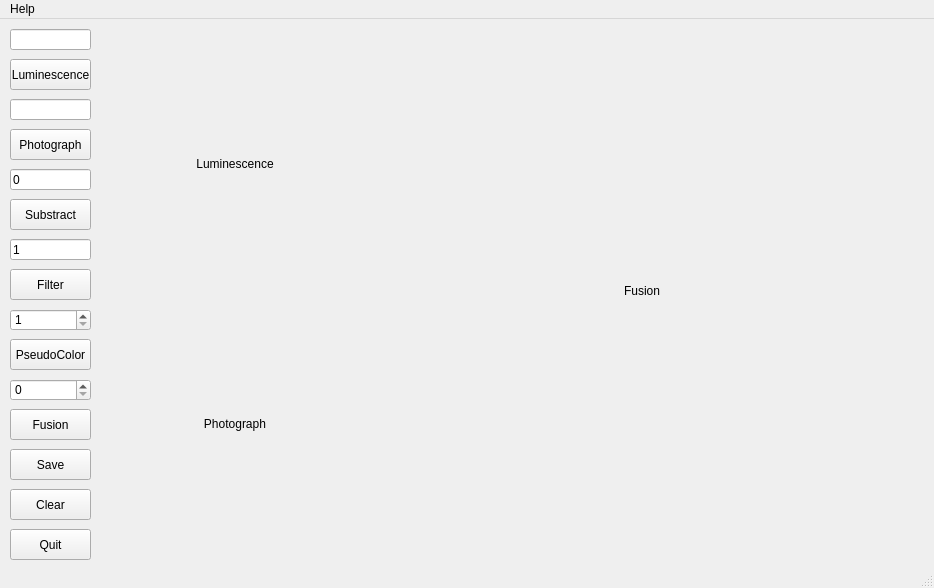
Before: the Qt Designer form ImagePseudoColor/imagepseudocolor.ui in caoxin918/ImagePseudoColor, drawn with Qt 5.
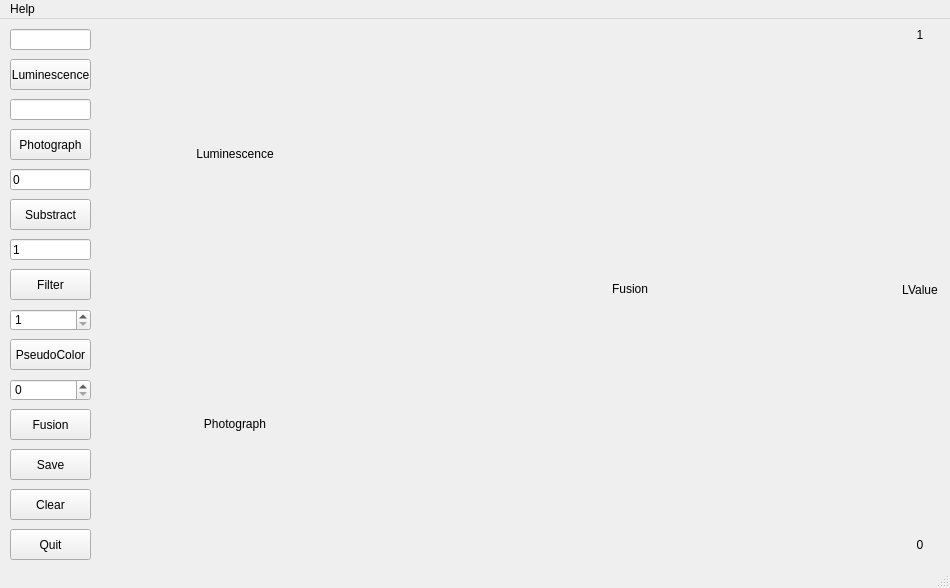
After: the same form once the commit is applied.

The edit to the form file:
```diff
--- a/ImagePseudoColor/imagepseudocolor.ui
+++ b/ImagePseudoColor/imagepseudocolor.ui
@@ -6,7 +6,7 @@
    <rect>
     <x>0</x>
     <y>0</y>
-    <width>934</width>
+    <width>950</width>
     <height>588</height>
    </rect>
   </property>
@@ -18,7 +18,7 @@
   </property>
   <property name="maximumSize">
    <size>
-    <width>934</width>
+    <width>950</width>
     <height>588</height>
    </size>
   </property>
@@ -237,7 +237,7 @@
     <property name="geometry">
      <rect>
       <x>110</x>
-      <y>20</y>
+      <y>10</y>
       <width>250</width>
       <height>250</height>
      </rect>
@@ -252,10 +252,10 @@
    <widget class="QLabel" name="fusionImageLabel">
     <property name="geometry">
      <rect>
-      <x>380</x>
+      <x>370</x>
       <y>10</y>
-      <width>524</width>
-      <height>524</height>
+      <width>520</width>
+      <height>520</height>
      </rect>
     </property>
     <property name="layoutDirection">
@@ -281,13 +281,61 @@
      <string>PseudoColor</string>
     </property>
    </widget>
+   <widget class="QLabel" name="clorbarHighLabel">
+    <property name="geometry">
+     <rect>
+      <x>900</x>
+      <y>10</y>
+      <width>40</width>
+      <height>12</height>
+     </rect>
+    </property>
+    <property name="text">
+     <string>1</string>
+    </property>
+    <property name="alignment">
+     <set>Qt::AlignCenter</set>
+    </property>
+   </widget>
+   <widget class="QLabel" name="colorbarLowLabel">
+    <property name="geometry">
+     <rect>
+      <x>900</x>
+      <y>520</y>
+      <width>40</width>
+      <height>12</height>
+     </rect>
+    </property>
+    <property name="text">
+     <string>0</string>
+    </property>
+    <property name="alignment">
+     <set>Qt::AlignCenter</set>
+    </property>
+   </widget>
+   <widget class="QLabel" name="colorbarImageLabel">
+    <property name="geometry">
+     <rect>
+      <x>900</x>
+      <y>30</y>
+      <width>40</width>
+      <height>481</height>
+     </rect>
+    </property>
+    <property name="text">
+     <string>LValue</string>
+    </property>
+    <property name="alignment">
+     <set>Qt::AlignCenter</set>
+    </property>
+   </widget>
   </widget>
   <widget class="QMenuBar" name="menuBar">
    <property name="geometry">
     <rect>
      <x>0</x>
      <y>0</y>
-     <width>934</width>
+     <width>950</width>
      <height>23</height>
     </rect>
    </property>
```
Left out of the diff: 6 changed lines with no effect on the pictures.
